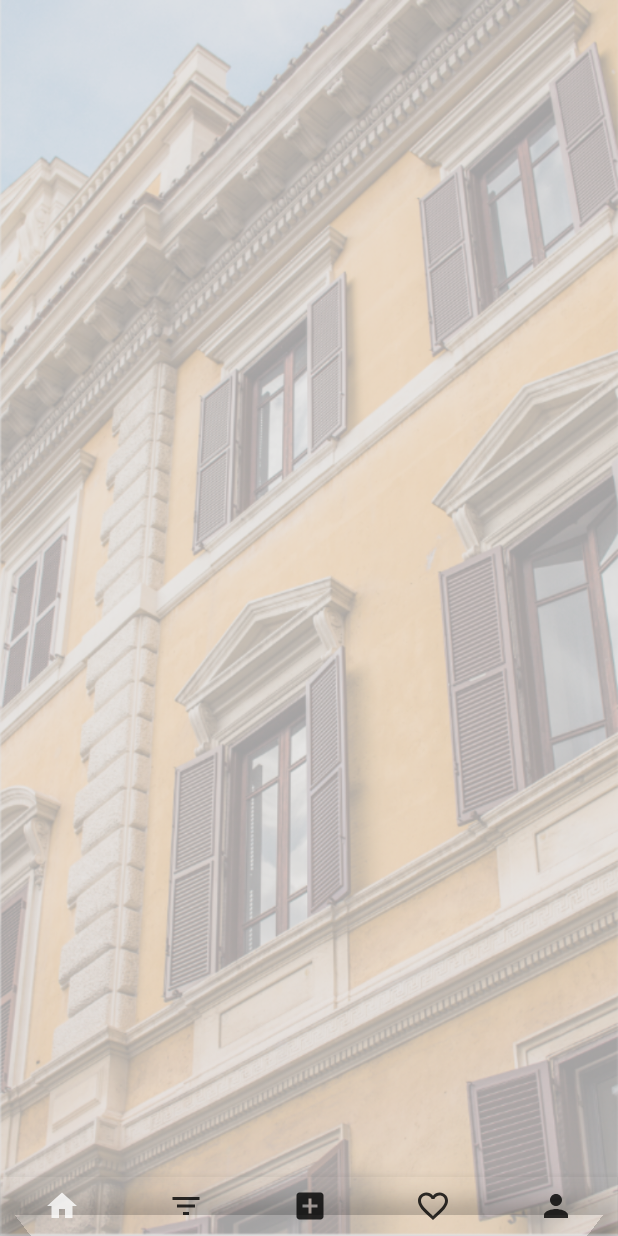
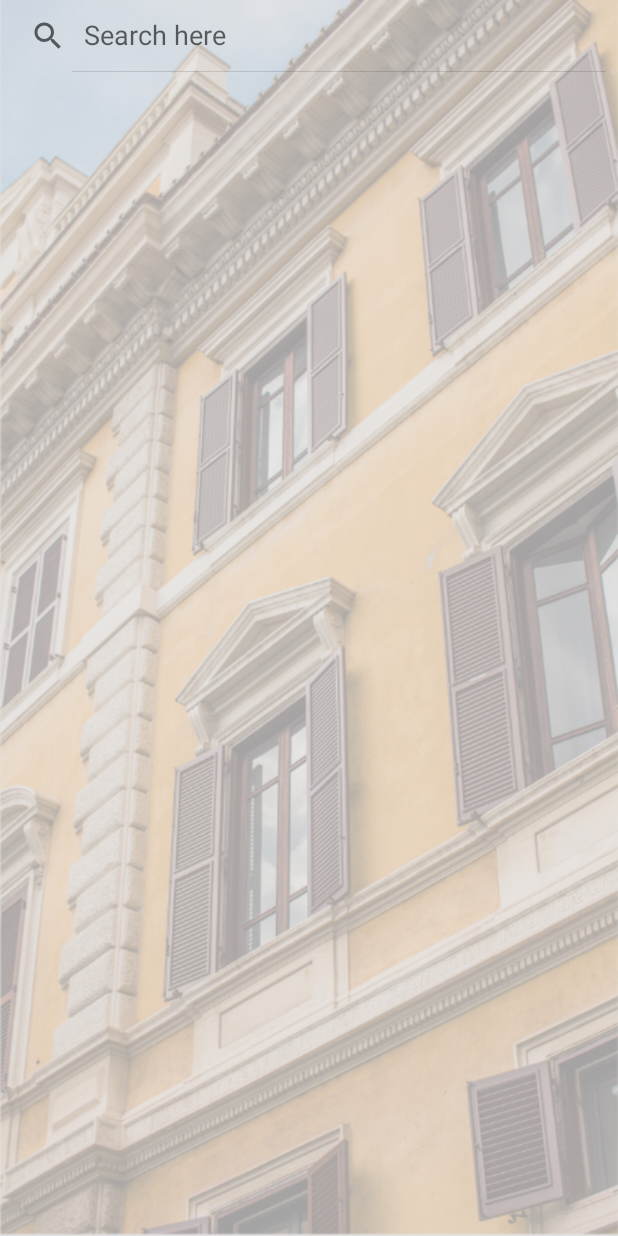
Before and after one commit to hajar-amrhar/QuickRent, an Android app: the layout activity_home.xml on its own in the app's theme, with its tools: preview values and no code run, on a phone screen of 412 x 824 dp. Run offline under Robolectric (Android 15) with nearby library versions, the phone set to English and light mode, and no system bars; Roboto replaces fonts that are not available here.

Commit message:
i add favorites2

```diff
--- a/app/src/main/res/layout/activity_home.xml
+++ b/app/src/main/res/layout/activity_home.xml
@@ -1,5 +1,5 @@
 <?xml version="1.0" encoding="utf-8"?>
-<RelativeLayout xmlns:android="http://schemas.android.com/apk/res/android"
+<LinearLayout xmlns:android="http://schemas.android.com/apk/res/android"
     xmlns:app="http://schemas.android.com/apk/res-auto"
     xmlns:tools="http://schemas.android.com/tools"
     android:layout_width="fill_parent"
@@ -7,31 +7,16 @@
     tools:context=".Home"
     android:background="@drawable/background_flou"
     android:fitsSystemWindows="true"
+    android:orientation="horizontal">
+<SearchView
+    android:layout_width="match_parent"
+    android:layout_height="wrap_content"
+        android:queryHint="Search here"
+        android:iconifiedByDefault="false"/>
+        <ListView
+            android:layout_width="match_parent"
+            android:layout_height="fill_parent"
+            android:layout_marginTop="10dp"
+            android:id="@+id/myList"/>
 
-    >
-
-        <RelativeLayout
-            android:id="@+id/home_espace"
-            android:layout_width="match_parent"
-            android:layout_height="match_parent"
-            android:layout_above="@+id/butt_navigation"
-            android:layout_marginBottom="2dp">
-
-        </RelativeLayout>
-
-        <com.google.android.material.bottomnavigation.BottomNavigationView
-            android:id="@+id/butt_navigation"
-            android:layout_width="match_parent"
-            android:layout_height="40dp"
-            android:layout_alignParentBottom="true"
-            android:background="@color/invisible"
-            app:itemIconTint="@color/col_col"
-            app:labelVisibilityMode="unlabeled"
-            app:menu="@menu/bott_nav"
-
-
-            />
-
-
-
-</RelativeLayout>
+</LinearLayout>
--- /dev/null
+++ b/app/src/main/res/values/ids.xml
@@ -0,0 +1,6 @@
+<?xml version="1.0" encoding="utf-8"?>
+<resources>
+    <item name="mySearchView" type="id" />
+    <item name="home_espace" type="id" />
+    <item name="butt_navigation" type="id" />
+</resources>
```
Also changed, not shown: app/src/main/java/com/example/findrent/Fragment/homeFragment.java (+32 -4 lines).
